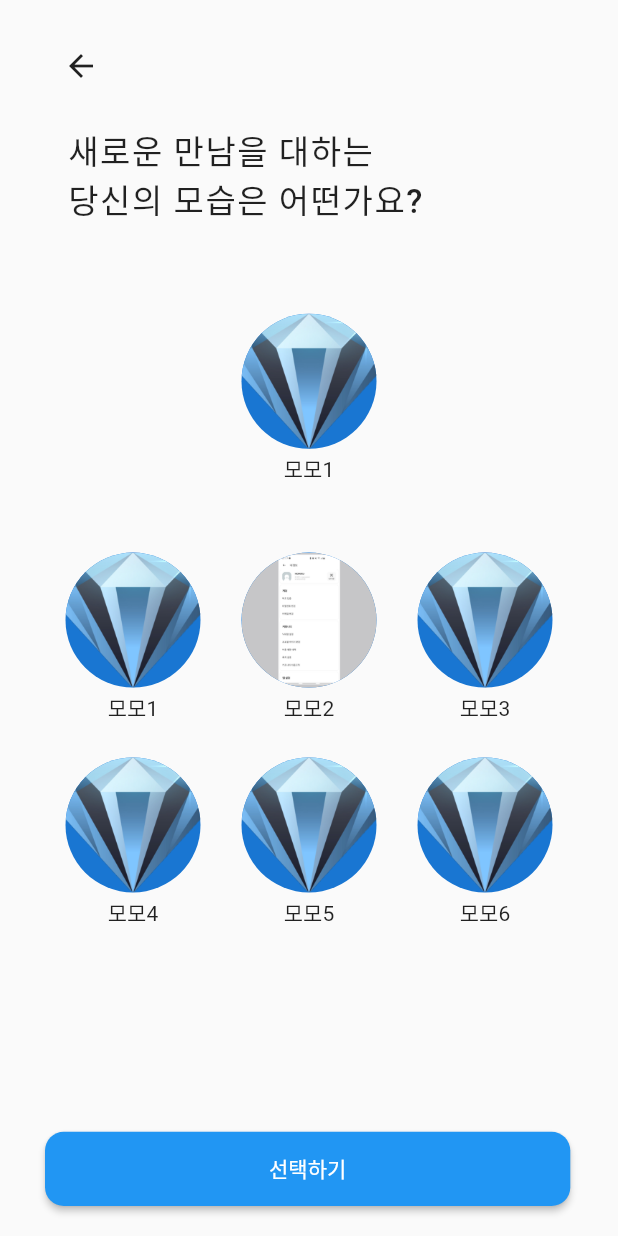
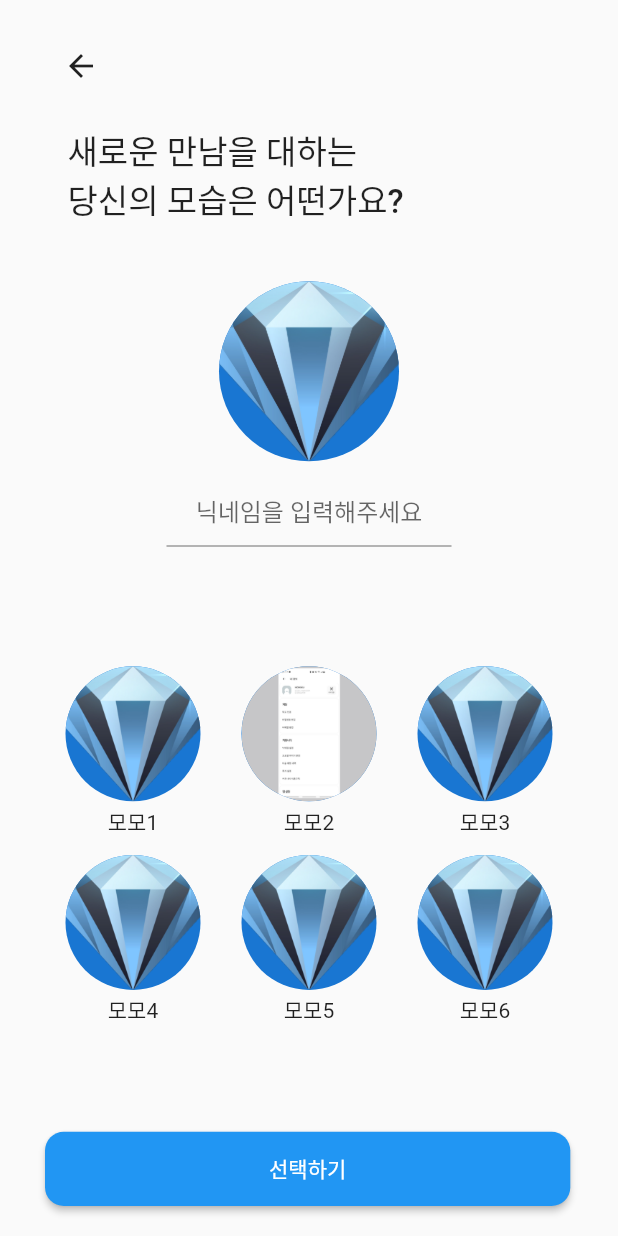
Before and after one commit to kimvjgd/uni_meet, a Flutter app: the ProfileImageScreen screen opened directly, after a tap on "모모1", on a phone screen of 412 x 824 dp. Run offline on Flutter 3.47's test engine with Material 2 defaults, Android fonts, the phone set to English and light mode, and no system bars; our stand-ins replace cloud_firestore, confetti, firebase_auth, firebase_core, firebase_messaging, firebase_storage and 7 more; accounts and stored records are empty.

Commit message:
account UI

```diff
--- a/lib/app/ui/page/account/profile_image_screen.dart
+++ b/lib/app/ui/page/account/profile_image_screen.dart
@@ -24,7 +24,16 @@ class ProfileImageScreen extends StatefulWidget {
 
 class _ProfileImageScreenState extends State<ProfileImageScreen> {
   int selected_profile= 0;
+  String nickname="";
   CollectionReference users = FirebaseFirestore.instance.collection('users');
+
+  TextEditingController _nicknameController = TextEditingController();
+
+  @override
+  void dispose() {
+    _nicknameController.dispose();
+    super.dispose();
+  }
 
   @override
   void initState() {
@@ -33,8 +42,9 @@ class _ProfileImageScreenState extends State<ProfileImageScreen> {
   }
   @override
   Widget build(BuildContext context) {
-
+    Size _size = MediaQuery.of(context).size;
     return Scaffold(
+      resizeToAvoidBottomInset: false,
         body: SafeArea(
         child: Padding(
           padding: const EdgeInsets.fromLTRB(30, 20, 30, 20),
@@ -44,25 +54,29 @@ class _ProfileImageScreenState extends State<ProfileImageScreen> {
               BackButton(),
               BigText(headText:"새로운 만남을 대하는\n당신의 모습은 어떤가요?"),
               Spacer(flex:2,),
-              Center(
-                  child: selected_profile ==0 ? Column(
-                    children: [
-                      Container(
-                        height:110,
-                        width:110,
+              selected_profile ==0 ? Center(
+                child: Container(
+                  height:120,
+                  width:120,
+                  child: CircleAvatar(
+                    child: Icon(Icons.question_mark,color: Colors.white,),
+                    backgroundColor: Colors.grey[200],),
                 ),
-                      SizedBox(height: 3,),
-                    ],
               )
-                      : selected_profile ==1 ? Momo('diamond.png','모모1')
-                      : selected_profile ==2 ? Momo('uniexample.png','모모2')
-                      : selected_profile ==3 ? Momo('diamond.png','모모3')
-                      : selected_profile ==4 ? Momo('diamond.png','모모4')
-                      : selected_profile ==5 ? Momo('diamond.png','모모5')
-                      : selected_profile ==6 ? Momo('diamond.png','모모6')
-                      :Container(height:110, width:110)
+                  : selected_profile ==1 ? Big_Momo('diamond.png')
+                  : selected_profile ==2 ? Big_Momo('uniexample.png')
+                  : selected_profile ==3 ? Big_Momo('diamond.png')
+                  : selected_profile ==4 ? Big_Momo('diamond.png')
+                  : selected_profile ==5 ? Big_Momo('diamond.png')
+                  : selected_profile ==6 ? Big_Momo('diamond.png')
+                  :Container(height:120, width:120),
+              Align(
+                alignment: Alignment.center,
+                child: SizedBox(
+                  width: _size.width*0.5,
+                    child: _nicknameFormField()),
               ),
-              Spacer(flex: 2,),
+              Spacer(flex:6,),
               Row(
                 mainAxisAlignment: MainAxisAlignment.spaceAround,
                 children: [
@@ -132,6 +146,17 @@ class _ProfileImageScreenState extends State<ProfileImageScreen> {
     );
   }
 
+  Center Big_Momo(String url){
+    return Center(
+      child:Container(
+        height: 120,
+        width: 120,
+        child: CircleAvatar(
+          backgroundImage: AssetImage('assets/images/'+url),
+        ),
+      ),
+    );
+  }
   Column Momo(String url,String name){
     return Column(
       children: [
@@ -148,16 +173,59 @@ class _ProfileImageScreenState extends State<ProfileImageScreen> {
     );
   }
 
+  Padding _nicknameFormField() {
+    return Padding(
+      padding: const EdgeInsets.all(8.0),
+      child: Container(
+        height: 50,
+        child: Row(
+          children: [
+            Expanded(
+                child: TextFormField(
+                  textAlign: TextAlign.center,
+                  decoration: InputDecoration(
+                    hintText: "닉네임을 입력해주세요",
+                    contentPadding: EdgeInsets.all(5),
+                  ),
+                  controller: _nicknameController,
+                  validator: (name) {
+                    if (name!.isNotEmpty && name.length > 1) {
+                      return null;
+                    } else {
+                      if (name.isEmpty) {
+                        return '닉네임을 입력해주세요.';
+                      }
+                      return '닉네임이 너무 짧습니다.';
+                    }
+                  },
+                )),
+          ],
+        ),
+      ),
+    );
+  }
 
   void onPressed() async {
-
+    nickname = _nicknameController.text.trim();
+    if (selected_profile == 0 || nickname == '') {
+      ScaffoldMessenger.of(context).showSnackBar(SnackBar(
+        content: const Text(
+          "닉네임과 프로필을 설정해주세요!",
+          style: TextStyle(color: Colors.black),
+        ),
+        backgroundColor: Colors.white,
+      ));
+    }
+    else {
       var uid = FirebaseAuth.instance.currentUser!.uid;
-
       FirebaseFirestore.instance.collection(COLLECTION_USERS)
           .doc(uid)
-        .update({KEY_USER_LOCALIMAGE:selected_profile});
+          .update({
+        KEY_USER_NICKNAME: nickname,
+        KEY_USER_LOCALIMAGE: selected_profile
+      });
 
-    Get.to(() => ConfettiScreen(selected_profile: selected_profile));
+      Get.to(() => ConfettiScreen(selected_profile: selected_profile,nick_name: nickname,));
     }
-
   }
+}
--- a/lib/app/ui/page/account/widget/big_text.dart
+++ b/lib/app/ui/page/account/widget/big_text.dart
@@ -10,7 +10,7 @@ class BigText extends StatelessWidget {
       child: Padding(
         padding: const EdgeInsets.all(15),
         child: Text(
-          headText , style: TextStyle(fontSize: 22,fontWeight: FontWeight.w500,letterSpacing: 1),
+          headText , style: TextStyle(fontSize: 22,fontWeight: FontWeight.w500,),
         ),
       ),
     );
```
Also changed, not shown: lib/app/ui/page/account/confetti_screen.dart (+21 -24 lines), lib/app/ui/page/account/edit_info.dart (+38 -24 lines), lib/app/ui/page/account/univ_check_screen.dart (+0 -38 lines). Lines whose indentation alone changed are shown as unchanged.
